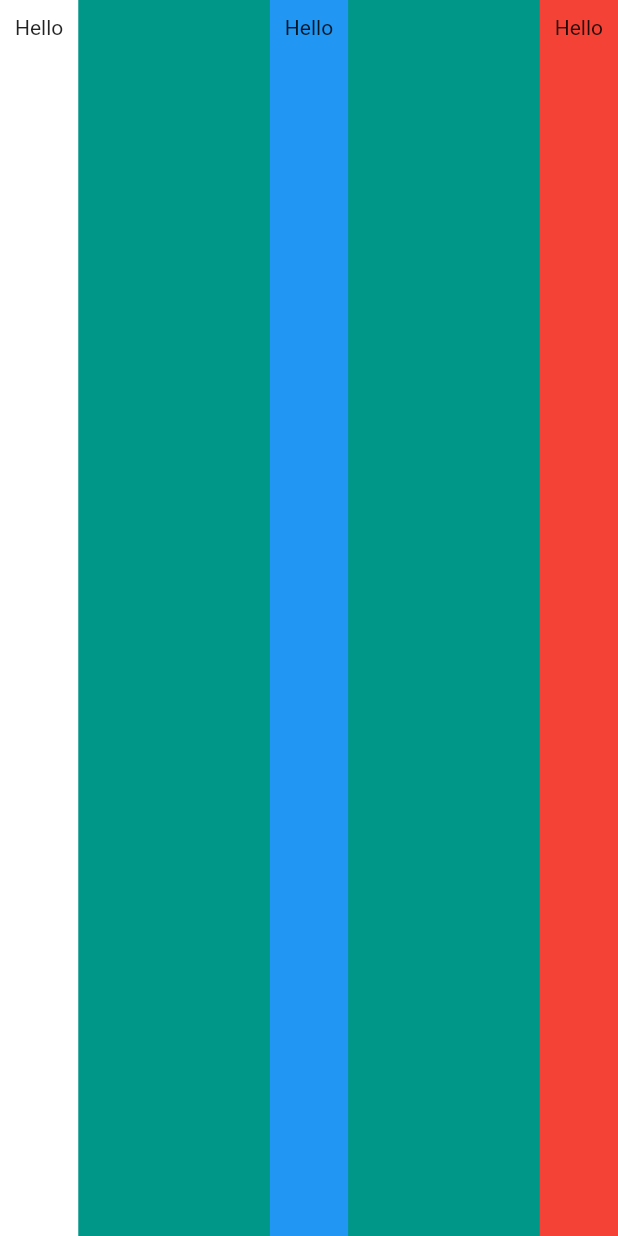
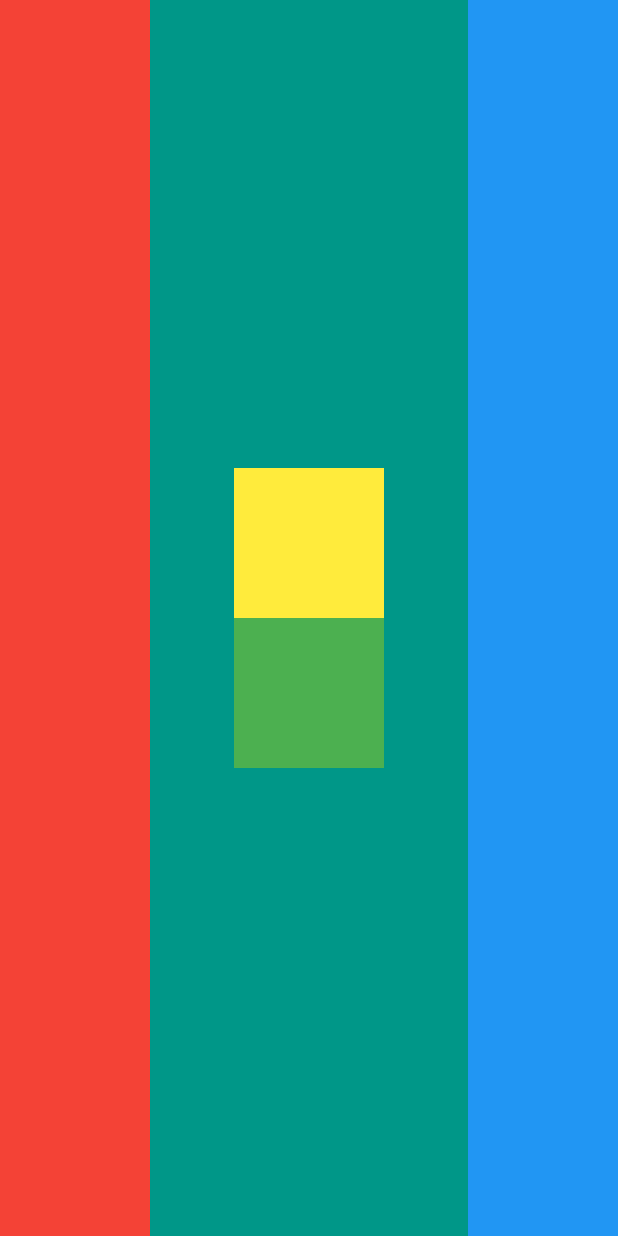
Before and after one commit to korsander/flutter-course, a Flutter app: the screen it shows after launch, on a phone screen of 412 x 824 dp. Run offline on Flutter 3.47's test engine with Material 2 defaults, Android fonts, the light colour scheme and no system bars.

Commit message:
completed layouts chalenge

```diff
--- a/lib/main.dart
+++ b/lib/main.dart
@@ -16,19 +16,27 @@ class MyApp extends StatelessWidget {
             mainAxisAlignment: MainAxisAlignment.spaceBetween,
             children: <Widget>[
               Container(
-                child: Text('Hello'),
-                color: Colors.white,
-                padding: EdgeInsets.all(10.0),
+                width: 100.0,
+                color: Colors.red,
+              ),
+              Column(
+                mainAxisAlignment: MainAxisAlignment.center,
+                children: <Widget>[
+                  Container(
+                    color: Colors.yellow,
+                    width: 100.0,
+                    height: 100.0,
+                  ),
+                  Container(
+                    color: Colors.green,
+                    width: 100.0,
+                    height: 100.0,
+                  ),
+                ],
               ),
               Container(
-                child: Text('Hello'),
+                width: 100.0,
                 color: Colors.blue,
-                padding: EdgeInsets.all(10.0),
-              ),
-              Container(
-                child: Text('Hello'),
-                color: Colors.red,
-                padding: EdgeInsets.all(10.0),
               ),
             ],
           ),
```
